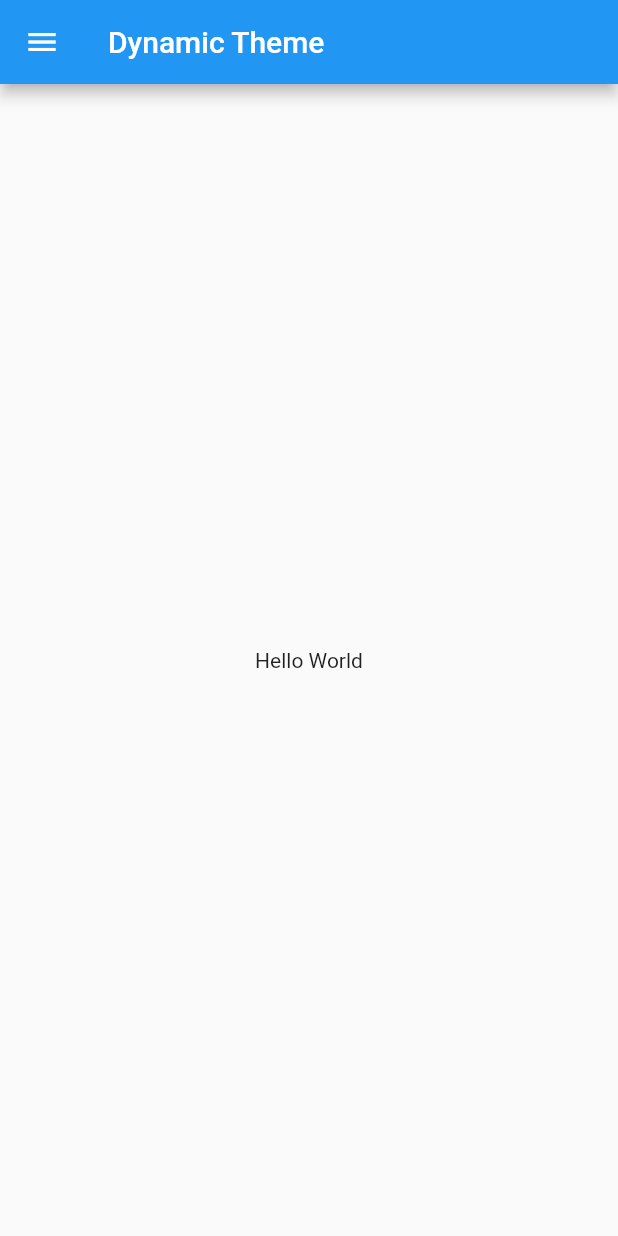
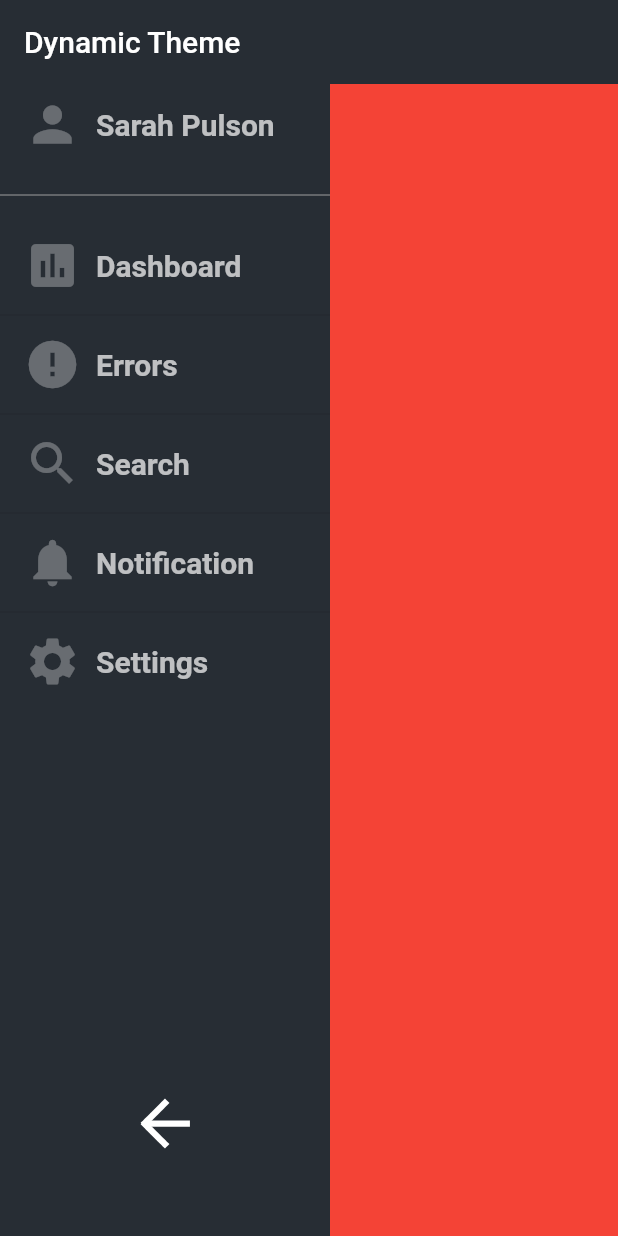
Before and after one commit to Hai-VoLuong/flutter_login_BLOC, a Flutter app: the screen it shows after launch, on a phone screen of 412 x 824 dp. Run offline on Flutter 3.47's test engine with Material 2 defaults, Android fonts, the phone set to English and light mode, and no system bars; statements that could not run were skipped.

```diff
--- a/login_bloc/lib/ui/app/homePage.dart
+++ b/login_bloc/lib/ui/app/homePage.dart
@@ -1,5 +1,6 @@
 import 'package:flutter/material.dart';
 import 'package:login_bloc/bloc/theme_bloc.dart';
+import 'package:login_bloc/theme.dart';
 import 'package:login_bloc/ui/common/collapsing_navigation_drawer.dart';
 
 class HomePage extends StatelessWidget {
@@ -36,11 +37,16 @@ class HomePage extends StatelessWidget {
   Widget build(BuildContext context) {
     return Scaffold(
       appBar: AppBar(
+        elevation: 0,
+        backgroundColor: drawerBackgroundColor,
         title: Text("Dynamic Theme"),
       ),
-      drawer: CollapsingNavigationDrawer(),
-      body: Center(
-        child: Text("Hello World"),
+      //drawer: CollapsingNavigationDrawer(),
+      body: Stack(
+        children: <Widget>[
+          Container(color: Colors.red),
+          CollapsingNavigationDrawer()
+        ],
       ),
     );
   }
--- a/login_bloc/lib/ui/common/collapsing_list_title.dart
+++ b/login_bloc/lib/ui/common/collapsing_list_title.dart
@@ -23,7 +23,7 @@ class _CollasingListTitleState extends State<CollasingListTitle> {
   void initState() {
     super.initState();
     widthAnimation =
-        Tween<double>(begin: 250, end: 60).animate(widget.animationController);
+        Tween<double>(begin: 220, end: 70).animate(widget.animationController);
     sizeBoxAnimation =
         Tween<double>(begin: 10, end: 0).animate(widget.animationController);
   }
@@ -32,7 +32,8 @@ class _CollasingListTitleState extends State<CollasingListTitle> {
   Widget build(BuildContext context) {
     return Container(
       width: widthAnimation.value,
-      margin: EdgeInsets.symmetric(horizontal: 8, vertical: 8),
+      margin: EdgeInsets.symmetric(horizontal: 8),
+      padding: EdgeInsets.symmetric(horizontal: 8, vertical: 8),
       child: Row(
         children: <Widget>[
           Icon(widget.icon, color: Colors.white30, size: 38),
--- a/login_bloc/lib/ui/common/collapsing_navigation_drawer.dart
+++ b/login_bloc/lib/ui/common/collapsing_navigation_drawer.dart
@@ -11,8 +11,8 @@ class CollapsingNavigationDrawer extends StatefulWidget {
 
 class _CollapsingNavigationDrawerState extends State<CollapsingNavigationDrawer>
     with SingleTickerProviderStateMixin {
-  double maxWidth = 250;
-  double minWidth = 60;
+  double maxWidth = 220;
+  double minWidth = 70;
   bool isCollapsed = false;
   AnimationController _animationController;
   Animation<double> widthAnimation;
@@ -40,14 +40,17 @@ class _CollapsingNavigationDrawerState extends State<CollapsingNavigationDrawer>
       color: drawerBackgroundColor,
       child: Column(
         children: <Widget>[
-          SizedBox(height: 50),
           CollasingListTitle(
             title: 'Sarah Pulson',
             icon: Icons.person,
             animationController: _animationController,
           ),
+          Divider(color: Colors.grey, height: 40),
           Expanded(
-            child: ListView.builder(
+            child: ListView.separated(
+              separatorBuilder: (context, counter) {
+                return Divider(height: 12);
+              },
               itemCount: navigationModels.length,
               itemBuilder: (context, counter) {
                 return CollasingListTitle(
```
